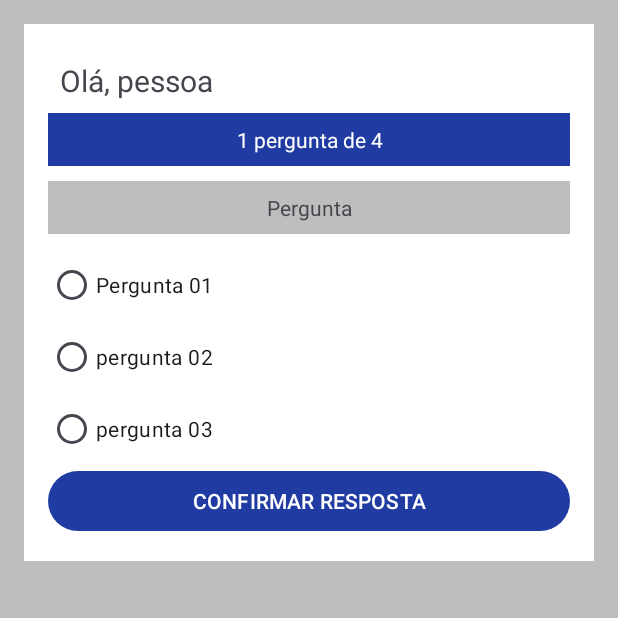
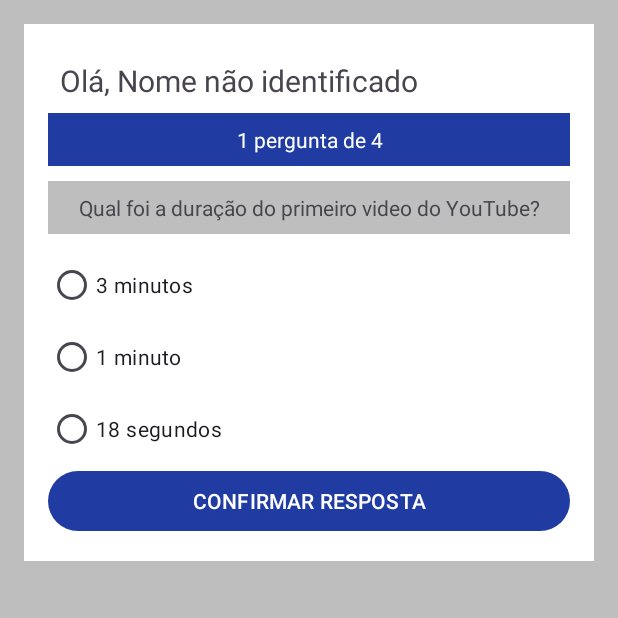
Before and after one commit to tiagoscan/app_quiz, an Android app: the PerguntasActivity screen opened directly, with no data from a screen before it, on a phone screen of 412 x 824 dp, the top half of it. Run offline under Robolectric (Android 15) with nearby library versions, the phone set to English and light mode, and no system bars.

Commit message:
feat: criado lógica e exibição das perguntas

```diff
--- /dev/null
+++ b/app/src/main/java/com/mentoriaandroid/appquiz/DadosFicticios.kt
@@ -0,0 +1,42 @@
+package com.mentoriaandroid.appquiz
+
+
+
+class DadosFicticios {
+
+    companion object{
+        //Lista de perguntas
+
+        fun recuperarListaPerguntas() : Array<Pergunta>{
+
+            val pergunta1 = Pergunta(
+                1, "Qual foi a duração do primeiro video do YouTube?",
+                "3 minutos", "1 minuto", "18 segundos",
+                3
+            )
+
+            val pergunta2 = Pergunta(
+                1, "Quantas pesquisas totalmente novas são feitas no Google todo dia?",
+                "450 milhões", "1 bilhão", "10 bilhões",
+                1
+            )
+
+            val pergunta3 = Pergunta(
+                1, "Qual foi a primeira rede social da história da Internet?",
+                "MySpace", "ClassMate", "Orkut",
+                2
+            )
+
+            val pergunta4 = Pergunta(
+                1, "Quantos Bits cabem em um Byte?",
+                "1 bit", "4 bits", "8 bits",
+                3
+            )
+
+            return arrayOf(
+                pergunta1, pergunta2, pergunta3, pergunta4
+            )
+
+        }
+    }
+}
--- /dev/null
+++ b/app/src/main/java/com/mentoriaandroid/appquiz/Pergunta.kt
@@ -0,0 +1,17 @@
+package com.mentoriaandroid.appquiz
+
+/*
+        * Pergunta
+        *  Titulo
+        *       pergunta01, pergunta02, pergunta03
+        *       resposta certa: pergunta01...
+        */
+
+data class Pergunta(
+     val codigo: Int,//1
+     val titulo: String,//Qual o tempo do primeiro video do Youtube?
+     val resposta01: String,// 1minuto
+     val resposta02: String,// 2minutos
+     val resposta03: String,// 18 segundos
+     val respostaCerta: Int,//1
+)
--- a/app/src/main/java/com/mentoriaandroid/appquiz/PerguntasActivity.kt
+++ b/app/src/main/java/com/mentoriaandroid/appquiz/PerguntasActivity.kt
@@ -1,12 +1,34 @@
 package com.mentoriaandroid.appquiz
 
 import android.os.Bundle
+import android.provider.MediaStore.Audio.Radio
+import android.widget.Button
+import android.widget.EditText
+import android.widget.RadioButton
+import android.widget.RadioGroup
+import android.widget.TextView
 import androidx.activity.enableEdgeToEdge
 import androidx.appcompat.app.AppCompatActivity
 import androidx.core.view.ViewCompat
 import androidx.core.view.WindowInsetsCompat
 
 class PerguntasActivity : AppCompatActivity() {
+
+    private lateinit var textNome :  TextView
+    private lateinit var textContadorPerguntas :  TextView
+    private lateinit var textPergunta :  TextView
+
+    private lateinit var radioGroupPerguntas :  RadioGroup
+    private lateinit var radioPergunta01 :  RadioButton
+    private lateinit var radioPergunta02 :  RadioButton
+    private lateinit var radioPergunta03 :  RadioButton
+
+    private lateinit var btnConfirmar :  Button
+
+    private lateinit var listaPerguntas: Array<Pergunta>
+
+    private var indicePerguntaAtual = 1
+
     override fun onCreate(savedInstanceState: Bundle?) {
         super.onCreate(savedInstanceState)
         enableEdgeToEdge()
@@ -16,5 +38,50 @@ class PerguntasActivity : AppCompatActivity() {
             v.setPadding(systemBars.left, systemBars.top, systemBars.right, systemBars.bottom)
             insets
         }
+        inicializar()
+
+        //Carrega lista de perguntas
+        listaPerguntas = DadosFicticios.recuperarListaPerguntas()
+
+        //Meus Códigos
+
+        val bundle = intent.extras
+        val nome = bundle?.getString("nome_usuario") ?: "Nome não identificado"
+
+        textNome.text = "Olá, $nome"
+
+        exibirPerguntaAtual()
+        btnConfirmar.setOnClickListener {
+            indicePerguntaAtual++
+            exibirPerguntaAtual()
+
+        }
+
+
+
+        //Dados Mockados - ficticios
+
+    }
+
+    private fun exibirPerguntaAtual() {
+        val perguntaAtual = listaPerguntas[ indicePerguntaAtual -1 ]
+        textPergunta.text = perguntaAtual.titulo
+        radioPergunta01.text = perguntaAtual.resposta01
+        radioPergunta02.text = perguntaAtual.resposta02
+        radioPergunta03.text = perguntaAtual.resposta03
+    }
+
+    private fun inicializar() {
+
+        textNome = findViewById(R.id.text_nome)
+        textContadorPerguntas = findViewById(R.id.text_contador_perguntas)
+        textPergunta = findViewById(R.id.text_pergunta)
+
+        radioGroupPerguntas = findViewById(R.id.radio_group_perguntas)
+        radioPergunta01 = findViewById(R.id.radio_pergunta_01)
+        radioPergunta02 = findViewById(R.id.radio_pergunta_02)
+        radioPergunta03 = findViewById(R.id.radio_pergunta_03)
+
+        btnConfirmar = findViewById(R.id.btn_confirmar)
     }
 }
--- a/app/src/main/res/layout/activity_perguntas.xml
+++ b/app/src/main/res/layout/activity_perguntas.xml
@@ -73,13 +73,13 @@
                 android:layout_height="wrap_content"
                 android:text="pergunta 03" />
 
-            <Button
-                android:id="@+id/btn_confirmar"
-                android:layout_width="match_parent"
-                android:layout_height="wrap_content"
-                android:text="CONFIRMAR RESPOSTA" />
+        </RadioGroup>
 
-        </RadioGroup>
+        <Button
+            android:id="@+id/btn_confirmar"
+            android:layout_width="match_parent"
+            android:layout_height="wrap_content"
+            android:text="CONFIRMAR RESPOSTA" />
 
     </LinearLayout>
 
```
